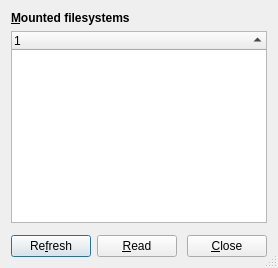
Above: src/filesystems-window.ui from Lithopsian/qdirstat before the change. Below: the same form after it.
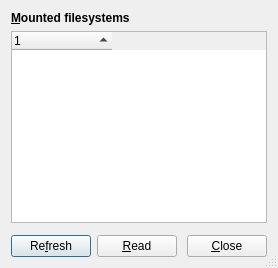
That is the form after the change. Icons and pictures are not drawn. Custom widgets are drawn as their Qt base class.

What changed in the file:
```diff
--- a/src/filesystems-window.ui
+++ b/src/filesystems-window.ui
@@ -40,7 +40,7 @@
       <bool>true</bool>
      </property>
      <attribute name="headerStretchLastSection">
-      <bool>true</bool>
+      <bool>false</bool>
      </attribute>
      <column>
       <property name="text">
```
